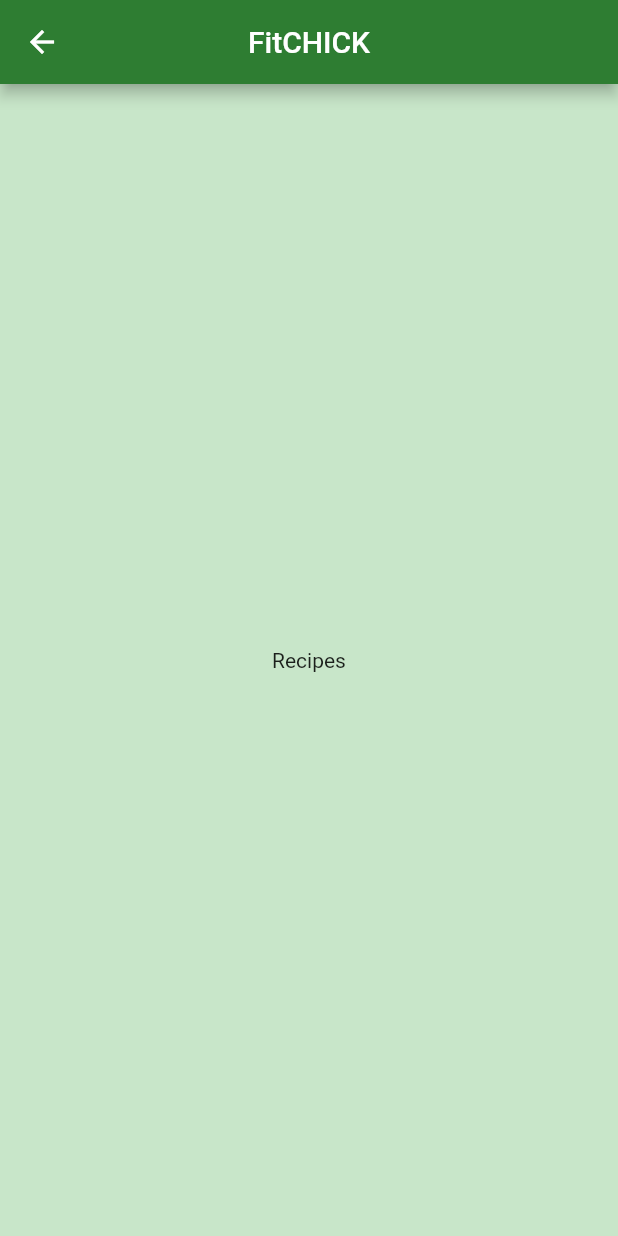
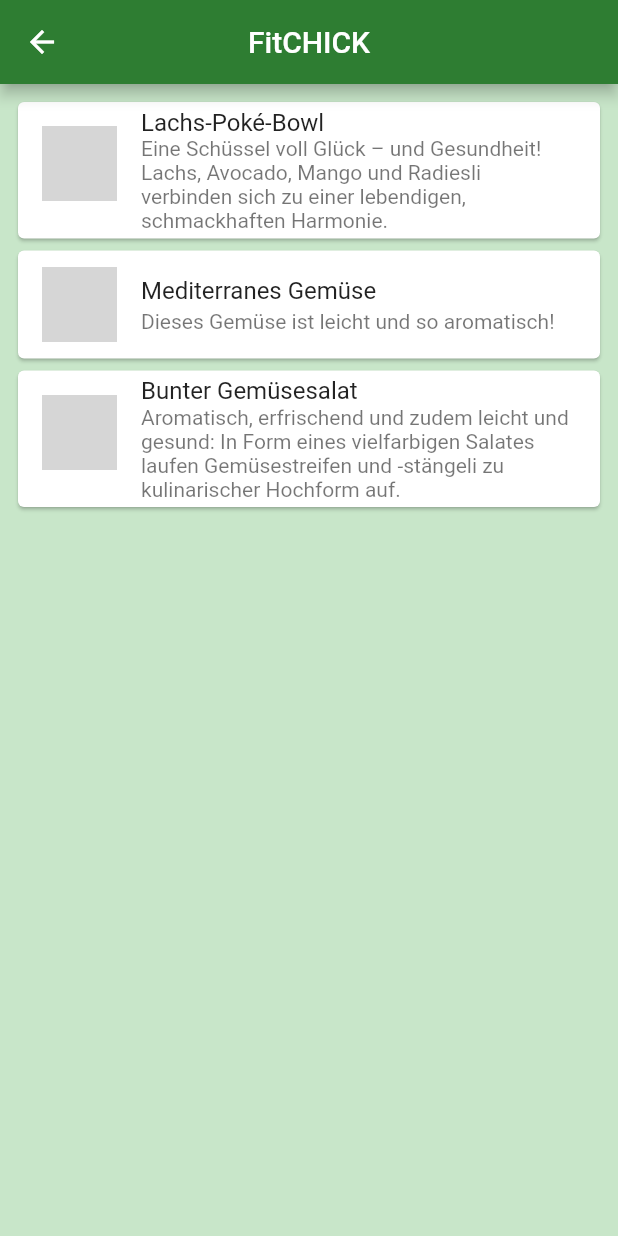
Before and after one commit to gioiapfirter/layout_widgets, a Flutter app: the RecipeListPage screen opened by its route, on a phone screen of 412 x 824 dp. Run offline on Flutter 3.47's test engine with Material 2 defaults, Android fonts, the phone set to English and light mode, and no system bars; our stand-ins replace google_fonts; grey boxes are pictures that could not be loaded.

Commit message:
Erste Version der Rezeptliste

```diff
--- a/lib/imagewithtext.dart
+++ b/lib/imagewithtext.dart
@@ -25,7 +25,7 @@ class ImageWithText extends StatelessWidget {
               image: DecorationImage(
                   colorFilter: ColorFilter.mode(
                       Colors.black.withOpacity(0.4), BlendMode.dstATop),
-                  image: AssetImage('lib/images/' + image),
+                  image: AssetImage('images/' + image),
                   fit: BoxFit.cover)),
         ));
   }
--- /dev/null
+++ b/lib/recipe.dart
@@ -0,0 +1,16 @@
+class Recipe {
+  static List<Recipe> list = [
+    Recipe("Lachs-Poké-Bowl", "lachs_poke_bowl.jpg",
+        "Eine Schüssel voll Glück – und Gesundheit! Lachs, Avocado, Mango und Radiesli verbinden sich zu einer lebendigen, schmackhaften Harmonie."),
+    Recipe("Mediterranes Gemüse", "mediterranes_gemuese.jpg",
+        "Dieses Gemüse ist leicht und so aromatisch!"),
+    Recipe("Bunter Gemüsesalat", "gemuese_salat.jpg",
+        "Aromatisch, erfrischend und zudem leicht und gesund: In Form eines vielfarbigen Salates laufen Gemüsestreifen und -stängeli zu kulinarischer Hochform auf.")
+  ];
+
+  Recipe(this.title, this.imageName, this.description) {}
+
+  String title;
+  String imageName;
+  String description;
+}
--- a/lib/recipelist.dart
+++ b/lib/recipelist.dart
@@ -1,7 +1,26 @@
+import 'recipe.dart';
 import 'package:flutter/material.dart';
 
 class RecipeListPage extends StatelessWidget {
   const RecipeListPage({Key? key}) : super(key: key);
+
+  List<Widget> createRecipeCards() {
+    List<Card> cards = [];
+
+    for (var recipe in Recipe.list) {
+      cards.add(Card(
+          child: ListTile(
+        title: Text(recipe.title),
+        subtitle: Text(recipe.description),
+        leading: Image.asset(
+          'images/recipes/' + recipe.imageName,
+          height: 50,
+          width: 50,
+        ),
+      )));
+    }
+    return cards;
+  }
 
   @override
   Widget build(BuildContext context) {
@@ -12,6 +31,9 @@ class RecipeListPage extends StatelessWidget {
           title: const Text("FitCHICK"),
           centerTitle: true,
         ),
-        body: const Center(child: Text("Recipes")));
+        body: ListView(
+          padding: const EdgeInsets.all(8),
+          children: createRecipeCards(),
+        ));
   }
 }
--- a/pubspec.yaml
+++ b/pubspec.yaml
@@ -60,7 +60,7 @@ flutter:
 
 
   assets:
-    - lib/images/
+    - assets/images/
 
   # An image asset can refer to one or more resolution-specific "variants", see
   # https://flutter.dev/assets-and-images/#resolution-aware.
```
Also changed, not shown: assets/images/fitness.jpg (renamed from lib/images/fitness.jpg), assets/images/recipes.jpg (renamed from lib/images/recipes.jpg), assets/images/recipes/gemuese_salat.jpg (added), assets/images/recipes/lachs_poke_bowl.jpg (added), assets/images/recipes/mediterranes_gemuese.jpg (added).
